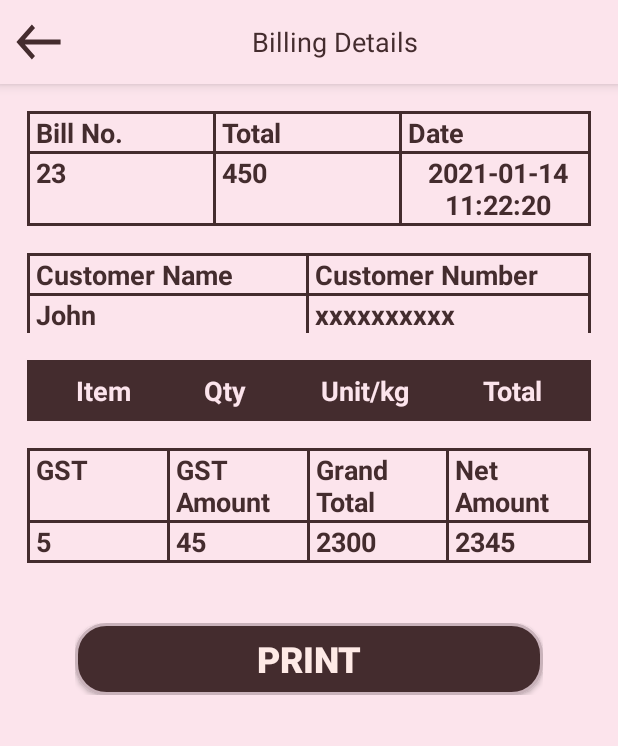
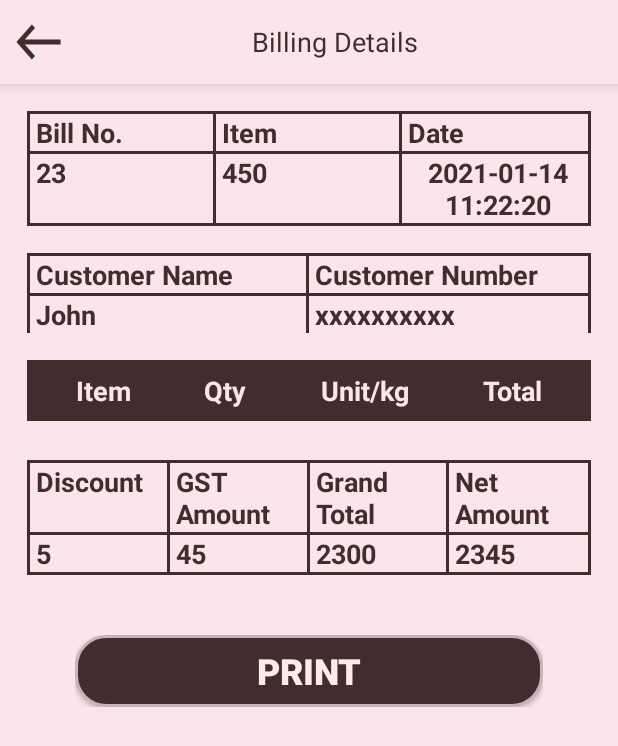
Before and after one commit to Panthil2812/Blinksales, an Android app: the BillingDetails screen opened directly, with no data from a screen before it, on a phone screen of 412 x 824 dp. Shown: the top 746 px of the screen. Run offline under Robolectric (Android 15) with nearby library versions, the phone set to English and light mode, and no system bars; our stand-ins replace Room's generated code.

Commit message:
bill data display in BillingDetails

```diff
--- a/app/src/main/java/com/rku/blinksales/BillingDetails.java
+++ b/app/src/main/java/com/rku/blinksales/BillingDetails.java
@@ -7,68 +7,115 @@ import android.content.Intent;
 import android.os.Bundle;
 import android.view.Gravity;
 import android.view.ViewGroup;
+import android.widget.ImageButton;
 import android.widget.TableLayout;
 import android.widget.TableRow;
 import android.widget.TextView;
 
+import com.rku.blinksales.Roomdatabase.BillTable;
+import com.rku.blinksales.Roomdatabase.DatabaseDao;
+import com.rku.blinksales.Roomdatabase.MainRoomDatabase;
+import com.rku.blinksales.Roomdatabase.SoldItemTable;
+
+import java.text.SimpleDateFormat;
+import java.util.List;
+
 public class BillingDetails extends AppCompatActivity {
 
     TableLayout item_table;
+    DatabaseDao db;
+    TextView billing_details_id, billing_details_total_item, billing_details_date, billing_details_c_name, billing_details_phone, billing_details_discount,
+            billing_details_get_amount, billing_details_grand_total, billing_details_net_amount;
+    ImageButton id_back_arrow;
+
     @Override
     protected void onCreate(Bundle savedInstanceState) {
         super.onCreate(savedInstanceState);
         setContentView(R.layout.activity_billing_details);
-        Intent intent =getIntent();
-        if(intent.hasExtra("bill_id"))
-        {
-            int bill_id = intent.getIntExtra("bill_id",-1);
+        db = MainRoomDatabase.getInstance(getApplicationContext()).getDao();
+        id_back_arrow = findViewById(R.id.id_back_arrow);
+        billing_details_id = findViewById(R.id.billing_details_id);
+        billing_details_total_item = findViewById(R.id.billing_details_total_item);
+        billing_details_date = findViewById(R.id.billing_details_date);
+        billing_details_c_name = findViewById(R.id.billing_details_c_name);
+        billing_details_phone = findViewById(R.id.billing_details_phone);
+        billing_details_discount = findViewById(R.id.billing_details_discount);
+        billing_details_get_amount = findViewById(R.id.billing_details_get_amount);
+        billing_details_grand_total = findViewById(R.id.billing_details_grand_total);
+        billing_details_net_amount = findViewById(R.id.billing_details_net_amount);
+
+        id_back_arrow.setOnClickListener(v -> {
+            onBackPressed();
+        });
+
+        Intent intent = getIntent();
+        if (intent.hasExtra("bill_id")) {
+            int bill_id = intent.getIntExtra("bill_id", -1);
             addItems(bill_id);
         }
 
     }
 
     @SuppressLint("ResourceAsColor")
-    private void addItems(int id){
+    private void addItems(int id) {
         item_table = findViewById(R.id.item_table);
+        if (id != -1) {
+            BillTable billTable = db.getBillTable(id);
+            billing_details_id.setText(String.valueOf(billTable.getBill_id()));
+            billing_details_total_item.setText(String.valueOf(billTable.getTotalItem().intValue()));
+            SimpleDateFormat simpleDateFormat = new SimpleDateFormat("dd-MM-yyyy HH:mm:ss");
+            String date = simpleDateFormat.format(billTable.getBill_date());
+            billing_details_date.setText(date);
+            billing_details_c_name.setText(billTable.getCustomer_name());
+            billing_details_phone.setText(billTable.getCustomer_number());
+            billing_details_discount.setText(billTable.getTotal_discount().intValue() + " %");
+            billing_details_get_amount.setText(String.valueOf(billTable.getTotal_get().intValue()));
+            billing_details_grand_total.setText(String.valueOf(billTable.getAmount().intValue()));
+            billing_details_net_amount.setText(String.valueOf(billTable.getBill_amount()));
 
-        for (int i =0;i<10;i++ ){
+            List<SoldItemTable> soldItemTables = db.getFilterSoldItemTable(id);
+
+            for (int i = 0; i < soldItemTables.size(); i++) {
+                SoldItemTable note = soldItemTables.get(i);
                 TableRow row = new TableRow(this);
                 row.setLayoutParams(new TableLayout.LayoutParams(ViewGroup.LayoutParams.MATCH_PARENT, ViewGroup.LayoutParams.WRAP_CONTENT));
 
 
                 TextView txt_item = new TextView(this);
-            txt_item.setText("Earphone "+ i);
+                txt_item.setText(note.getProduct_name());
                 txt_item.setTextSize(18);
                 txt_item.setTextColor(R.color.colorPrimary);
-            txt_item.setGravity(Gravity.CENTER);
-            txt_item.setLayoutParams(new TableRow.LayoutParams(ViewGroup.LayoutParams.MATCH_PARENT, ViewGroup.LayoutParams.WRAP_CONTENT,1f));
+                txt_item.setGravity(Gravity.START);
+                txt_item.setLayoutParams(new TableRow.LayoutParams(ViewGroup.LayoutParams.MATCH_PARENT, ViewGroup.LayoutParams.WRAP_CONTENT, 1f));
                 row.addView(txt_item);
 
                 TextView txt_qty = new TextView(this);
-            txt_qty.setText(" " + i);
+                txt_qty.setText(String.valueOf(note.getSelected_qty()));
                 txt_qty.setTextSize(18);
                 txt_qty.setTextColor(R.color.colorAccent);
-            txt_qty.setGravity(Gravity.CENTER);
-            txt_qty.setLayoutParams(new TableRow.LayoutParams(ViewGroup.LayoutParams.MATCH_PARENT, ViewGroup.LayoutParams.WRAP_CONTENT,1f));
+                txt_qty.setGravity(Gravity.START);
+                txt_qty.setLayoutParams(new TableRow.LayoutParams(ViewGroup.LayoutParams.MATCH_PARENT, ViewGroup.LayoutParams.WRAP_CONTENT, 1f));
                 row.addView(txt_qty);
 
                 TextView txt_unit = new TextView(this);
-            txt_unit.setText(" " + (i * 10));
+                txt_unit.setText(note.getProduct_price_unit());
                 txt_unit.setTextSize(18);
                 txt_unit.setTextColor(R.color.colorAccent);
-            txt_unit.setGravity(Gravity.CENTER);
-            txt_unit.setLayoutParams(new TableRow.LayoutParams(ViewGroup.LayoutParams.MATCH_PARENT, ViewGroup.LayoutParams.WRAP_CONTENT,1f));
+                txt_unit.setGravity(Gravity.START);
+                txt_unit.setLayoutParams(new TableRow.LayoutParams(ViewGroup.LayoutParams.MATCH_PARENT, ViewGroup.LayoutParams.WRAP_CONTENT, 1f));
                 row.addView(txt_unit);
 
                 TextView txt_total = new TextView(this);
-            txt_total.setText(" "+ (i*i*10));
+                txt_total.setText(String.valueOf(note.getTotal_amount().intValue()));
                 txt_total.setTextSize(18);
                 txt_total.setTextColor(R.color.colorAccent);
-            txt_total.setGravity(Gravity.CENTER);
-            txt_total.setLayoutParams(new TableRow.LayoutParams(ViewGroup.LayoutParams.MATCH_PARENT, ViewGroup.LayoutParams.WRAP_CONTENT,1f));
+                txt_total.setGravity(Gravity.END);
+                txt_total.setLayoutParams(new TableRow.LayoutParams(ViewGroup.LayoutParams.MATCH_PARENT, ViewGroup.LayoutParams.WRAP_CONTENT, 1f));
                 row.addView(txt_total);
 
                 item_table.addView(row);
+            }
+
         }
     }
 
--- a/app/src/main/java/com/rku/blinksales/Roomdatabase/DatabaseDao.java
+++ b/app/src/main/java/com/rku/blinksales/Roomdatabase/DatabaseDao.java
@@ -268,7 +268,6 @@ public interface DatabaseDao {
     LiveData<List<PurchaseReturnTable>> getFilterPurchaseReturnTable(long form, long to);
 
 
-
     //    .............................. Bill Table Query    ..............................
 
     @Insert
@@ -289,6 +288,9 @@ public interface DatabaseDao {
     @Query("Select * FROM BillTable where bill_date  between :form and :to")
     LiveData<List<BillTable>> getFilterBillTable(long form, long to);
 
+    @Query("Select * FROM BillTable where bill_id ==:id")
+    BillTable getBillTable(int id);
+
     @Query("Select bill_id from BillTable where unique_id =:str")
     int getBillId(String str);
 
@@ -307,7 +309,7 @@ public interface DatabaseDao {
     LiveData<List<SoldItemTable>> getAllSoldItemTable();
 
     @Query("Select * FROM SoldItemTable where bill_id =:id")
-    LiveData<List<SoldItemTable>> getFilterSoldItemTable(int id);
+    List<SoldItemTable> getFilterSoldItemTable(int id);
 
     @Query("Select count(product_id) FROM SoldItemTable where bill_id =:id")
     int getCountSoldItemTable(int id);
--- a/app/src/main/res/layout/activity_billing_details.xml
+++ b/app/src/main/res/layout/activity_billing_details.xml
@@ -88,7 +88,7 @@
                                 android:layout_weight="1"
                                 android:background="@color/colorPrimaryDark"
                                 android:paddingStart="4dp"
-                                android:text="Total" />
+                                android:text="Item" />
 
                             <TextView
                                 style="@style/TextForHeading"
@@ -110,6 +110,7 @@
                             android:orientation="horizontal">
 
                             <TextView
+                                android:id="@+id/billing_details_id"
                                 style="@style/TextForHeading"
                                 android:layout_width="match_parent"
                                 android:layout_height="match_parent"
@@ -120,6 +121,7 @@
                                 android:text="23" />
 
                             <TextView
+                                android:id="@+id/billing_details_total_item"
                                 style="@style/TextForHeading"
                                 android:layout_width="match_parent"
                                 android:layout_height="match_parent"
@@ -130,6 +132,7 @@
                                 android:text="450" />
 
                             <TextView
+                                android:id="@+id/billing_details_date"
                                 style="@style/TextForHeading"
                                 android:layout_width="match_parent"
                                 android:layout_height="match_parent"
@@ -187,6 +190,7 @@
                             android:orientation="horizontal">
 
                             <TextView
+                                android:id="@+id/billing_details_c_name"
                                 style="@style/TextForHeading"
                                 android:layout_width="match_parent"
                                 android:layout_height="wrap_content"
@@ -197,6 +201,7 @@
                                 android:text="John" />
 
                             <TextView
+                                android:id="@+id/billing_details_phone"
                                 style="@style/TextForHeading"
                                 android:layout_width="match_parent"
                                 android:layout_height="wrap_content"
@@ -225,6 +230,7 @@
                                 android:layout_width="match_parent"
                                 android:layout_height="match_parent"
                                 android:background="@color/colorAccent"
+                                android:layout_marginBottom="8dp"
                                 android:padding="8dp">
 
                                 <TextView
@@ -292,7 +298,7 @@
                                 android:layout_weight="1"
                                 android:background="@color/colorPrimaryDark"
                                 android:paddingStart="4dp"
-                                android:text="GST" />
+                                android:text="Discount" />
 
                             <TextView
                                 style="@style/TextForHeading"
@@ -331,6 +337,7 @@
                             android:orientation="horizontal">
 
                             <TextView
+                                android:id="@+id/billing_details_discount"
                                 style="@style/TextForHeading"
                                 android:layout_width="match_parent"
                                 android:layout_height="wrap_content"
@@ -341,6 +348,7 @@
                                 android:text="5" />
 
                             <TextView
+                                android:id="@+id/billing_details_get_amount"
                                 style="@style/TextForHeading"
                                 android:layout_width="match_parent"
                                 android:layout_height="wrap_content"
@@ -351,6 +359,7 @@
                                 android:text="45" />
 
                             <TextView
+                                android:id="@+id/billing_details_grand_total"
                                 style="@style/TextForHeading"
                                 android:layout_width="match_parent"
                                 android:layout_height="wrap_content"
@@ -361,6 +370,7 @@
                                 android:text="2300" />
 
                             <TextView
+                                android:id="@+id/billing_details_net_amount"
                                 style="@style/TextForHeading"
                                 android:layout_width="match_parent"
                                 android:layout_height="wrap_content"
@@ -384,6 +394,7 @@
                         android:paddingBottom="8dp">
 
                         <Button
+                            android:id="@+id/billing_details_print"
                             android:layout_width="match_parent"
                             android:layout_height="wrap_content"
                             android:layout_gravity="bottom"
```
Lines whose indentation alone changed are shown as unchanged.
